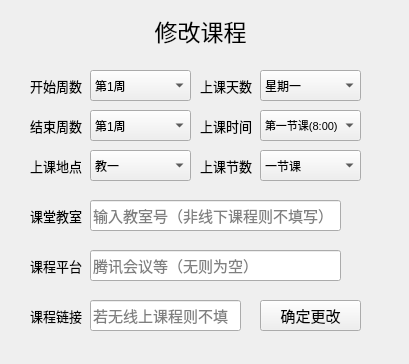
Before: the Qt Designer form campus_local/setcourse.ui in superman0l/campus, drawn with Qt 5.
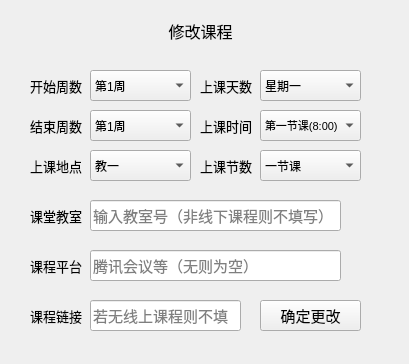
After: the same form once the commit is applied.

```diff
--- a/campus_local/setcourse.ui
+++ b/campus_local/setcourse.ui
@@ -24,7 +24,7 @@
    </property>
    <property name="font">
     <font>
-     <pointsize>17</pointsize>
+     <pointsize>12</pointsize>
     </font>
    </property>
    <property name="text">
```
